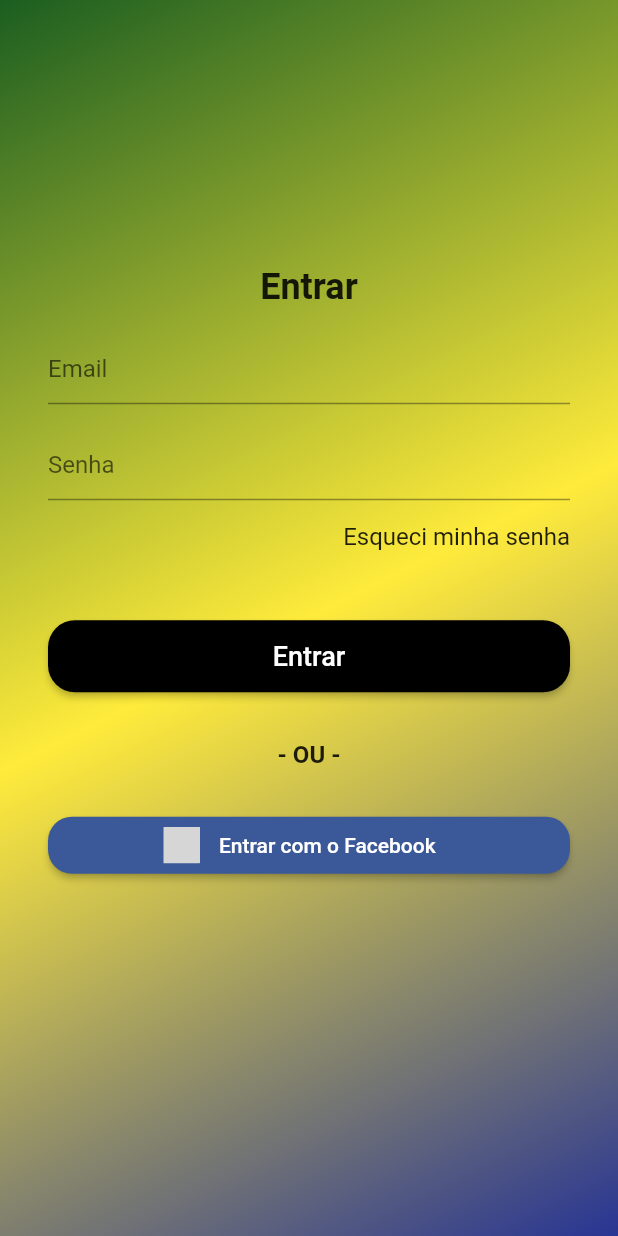
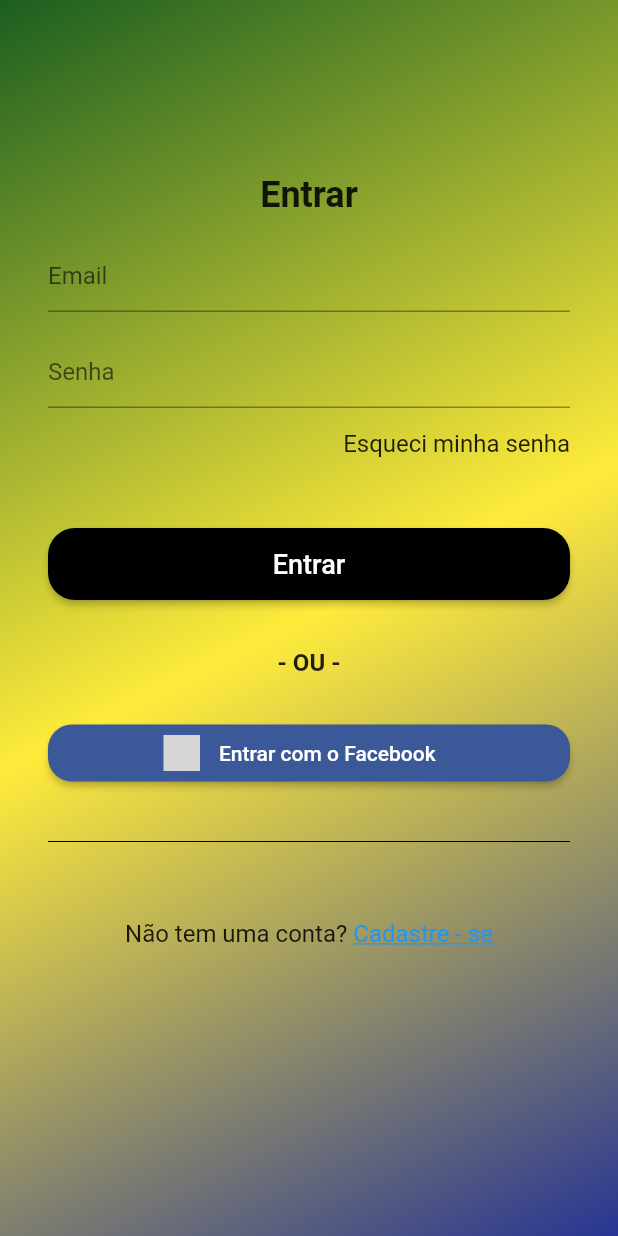
Before and after one commit to VMCalhau/CultureApp, a Flutter app: the screen it shows after launch, in the side drawer, after a tap on "Acesse sua conta!", on a phone screen of 412 x 824 dp. Run offline on Flutter 3.47's test engine with Material 2 defaults, Android fonts, the phone set to English and light mode, and no system bars; our stand-ins replace flutter_signin_button, rxdart; grey boxes are pictures that could not be loaded.

Commit message:
inicio cadastro

```diff
--- a/culture_app/lib/screens/login_screen.dart
+++ b/culture_app/lib/screens/login_screen.dart
@@ -1,3 +1,4 @@
+import 'package:culture_app/screens/register_screen.dart';
 import 'package:flutter/cupertino.dart';
 import 'package:flutter/material.dart';
 import 'package:flutter_signin_button/flutter_signin_button.dart';
@@ -99,6 +100,32 @@ class LoginScreen extends StatelessWidget {
                         borderRadius: BorderRadius.circular(16.0)
                       ),
                     ),
+                  ),
+                  SizedBox(height: 32.0,),
+                  Divider(color:  Colors.black,),
+                  SizedBox(height: 32.0,),
+                  Padding(
+                    padding: const EdgeInsets.symmetric(vertical: 12),
+                    child: Row(
+                      mainAxisAlignment: MainAxisAlignment.center,
+                      children: <Widget>[
+                        const Text(
+                          'Não tem uma conta? ',
+                          style: TextStyle(fontSize: 16),
+                        ),
+                        GestureDetector(
+                          onTap: (){
+                            Navigator.of(context).push(MaterialPageRoute(builder: (context) => RegisterScreen()));
+                          },
+                          child: Text(
+                            'Cadastre - se',
+                            style: TextStyle(
+                                decoration: TextDecoration.underline, color: Colors.blue, fontSize: 16
+                            ),
+                          ),
+                        )
+                      ],
+                    ),
                   )
                 ],
               ),
```
Also changed, not shown: culture_app/lib/screens/register_screen.dart (added, +111 -0 lines).
